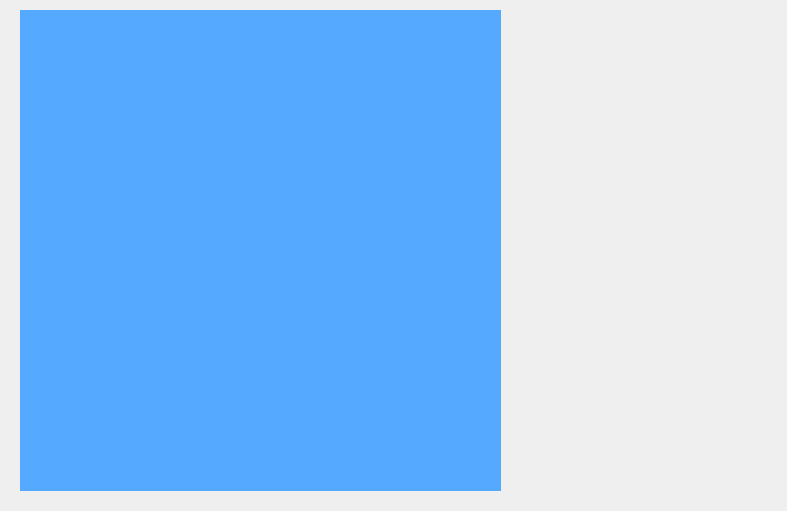
Above: AttendanceServer/attendancewin.ui from LeonIFR/Embeded-pro-code before the change. Below: the same form after it.
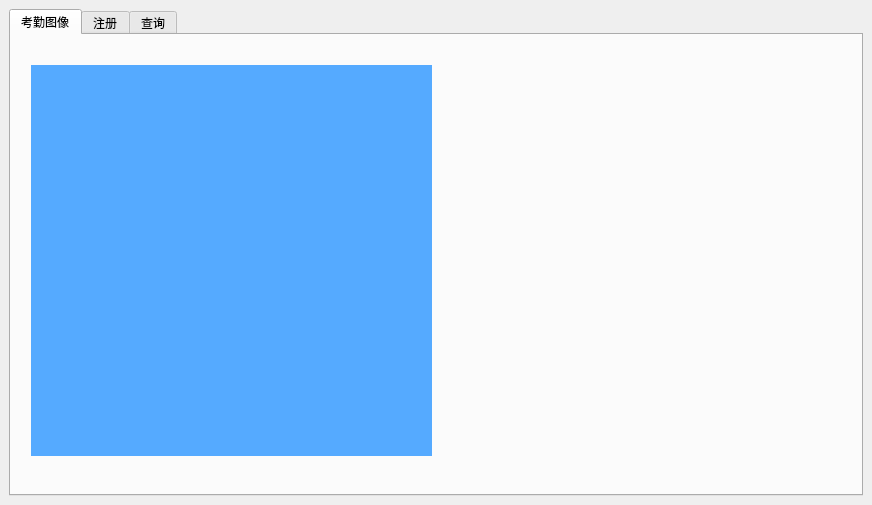
That is the form after the change. Custom widgets are drawn as their Qt base class.

What changed in the file:
```diff
--- a/AttendanceServer/attendancewin.ui
+++ b/AttendanceServer/attendancewin.ui
@@ -6,21 +6,31 @@
    <rect>
     <x>0</x>
     <y>0</y>
-    <width>787</width>
-    <height>511</height>
+    <width>872</width>
+    <height>505</height>
    </rect>
   </property>
   <property name="windowTitle">
    <string>AttendanceWin</string>
   </property>
   <widget class="QWidget" name="centralwidget">
+   <layout class="QGridLayout" name="gridLayout">
+    <item row="0" column="0">
+     <widget class="QTabWidget" name="tabWidget">
+      <property name="currentIndex">
+       <number>0</number>
+      </property>
+      <widget class="QWidget" name="showWidget">
+       <attribute name="title">
+        <string>考勤图像</string>
+       </attribute>
    <widget class="QLabel" name="picLb">
     <property name="geometry">
      <rect>
       <x>20</x>
-      <y>10</y>
-      <width>481</width>
-      <height>481</height>
+          <y>30</y>
+          <width>401</width>
+          <height>391</height>
      </rect>
     </property>
     <property name="styleSheet">
@@ -31,7 +41,35 @@
     </property>
    </widget>
   </widget>
- </widget>
+      <widget class="RegisterWin" name="registerWidget">
+       <attribute name="title">
+        <string>注册</string>
+       </attribute>
+      </widget>
+      <widget class="SelectWin" name="selectWidget">
+       <attribute name="title">
+        <string>查询</string>
+       </attribute>
+      </widget>
+     </widget>
+    </item>
+   </layout>
+  </widget>
+ </widget>
+ <customwidgets>
+  <customwidget>
+   <class>RegisterWin</class>
+   <extends>QWidget</extends>
+   <header location="global">registerwin.h</header>
+   <container>1</container>
+  </customwidget>
+  <customwidget>
+   <class>SelectWin</class>
+   <extends>QWidget</extends>
+   <header location="global">selectwin.h</header>
+   <container>1</container>
+  </customwidget>
+ </customwidgets>
  <resources/>
  <connections/>
 </ui>
```
Lines whose indentation alone changed are shown as unchanged.
